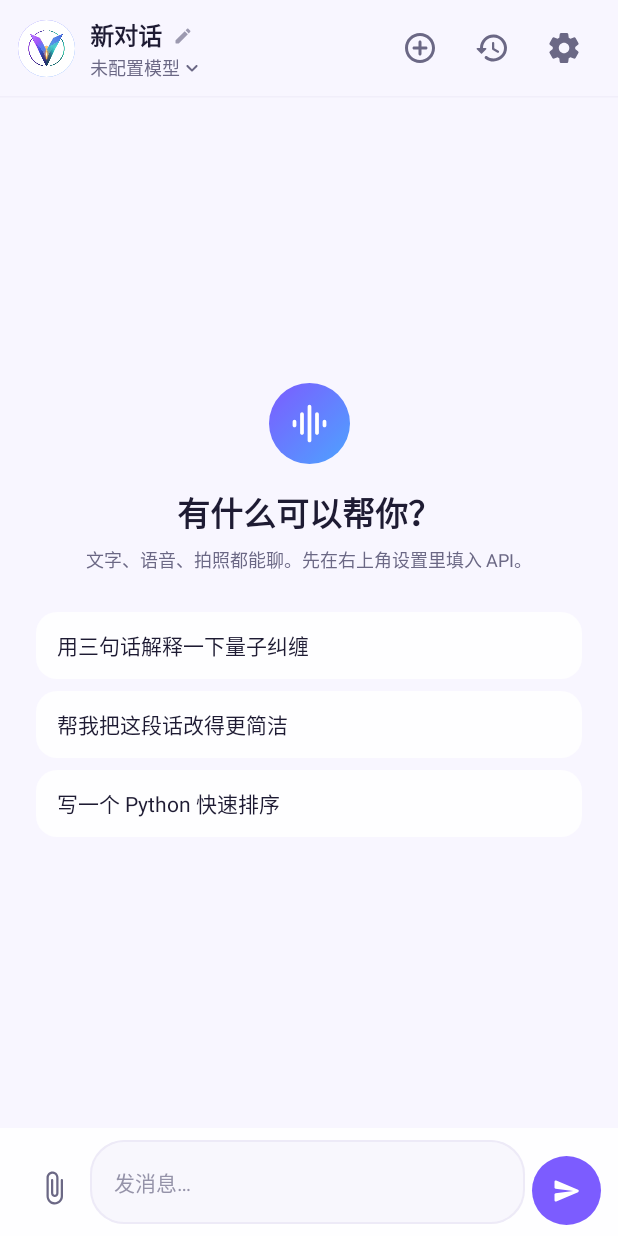
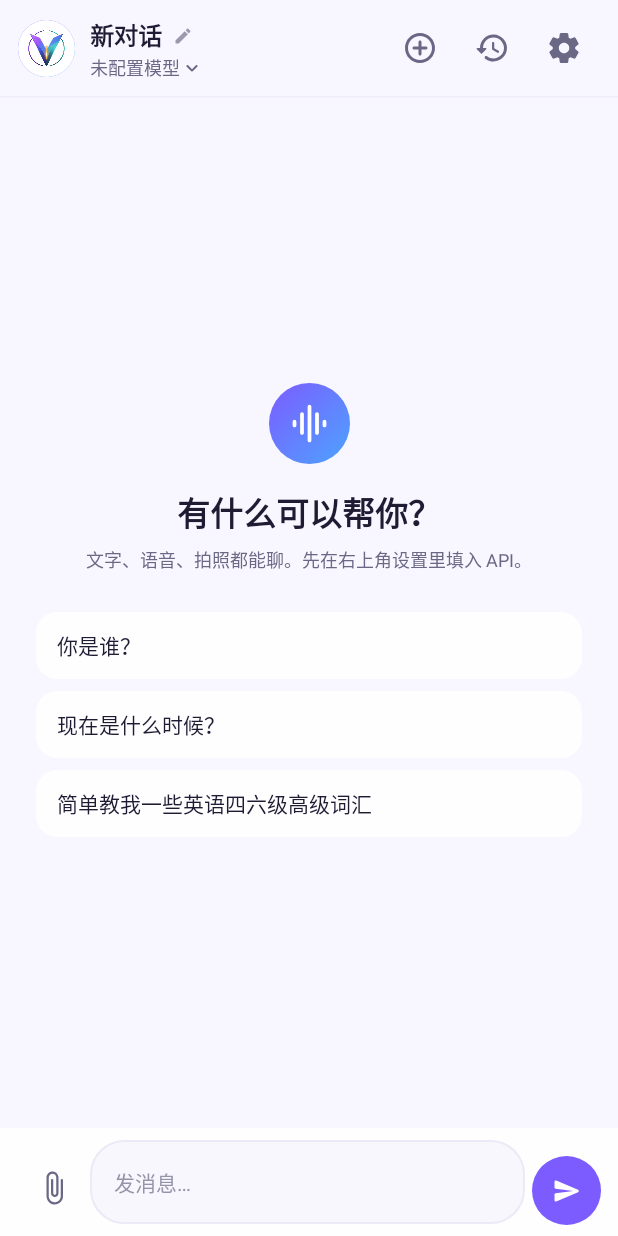
Before and after one commit to Wujee001/Veechy, an Android app built with Jetpack Compose: the composable ChatScreen shown on its own in the app's theme, on a phone screen of 412 x 824 dp. Run offline under Robolectric (Android 15) with nearby library versions, the phone set to English and light mode, and no system bars; pictures from the network do not load.

Commit message:
feat(persona/ChatScreen): 调整称呼与对话示例引导文案

```diff
--- a/app/src/main/java/com/lingxi/ai/ui/ChatScreen.kt
+++ b/app/src/main/java/com/lingxi/ai/ui/ChatScreen.kt
@@ -386,9 +386,9 @@ private fun EmptyChat(onPickSuggest: (String) -> Unit, modifier: Modifier = Modi
         )
         Spacer(Modifier.height(22.dp))
         listOf(
-            "用三句话解释一下量子纠缠",
-            "帮我把这段话改得更简洁",
-            "写一个 Python 快速排序"
+            "你是谁？",
+            "现在是什么时候？",
+            "简单教我一些英语四六级高级词汇"
         ).forEach { s ->
             Box(
                 Modifier
```
Also changed, not shown: app/src/main/java/com/lingxi/ai/data/Persona.kt (+5 -5 lines).
